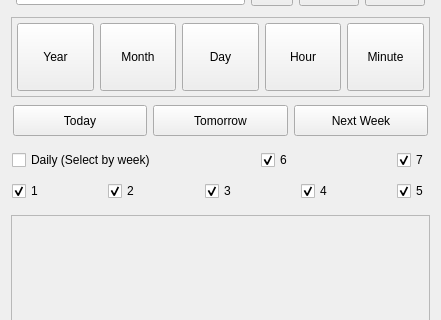
Qt form src/TodoAlarm.ui (ic005k/Knot-Legacy) before a commit; both pictures show x 0 to 441 and y 91 to 411 of the 441 by 545 pixel window.
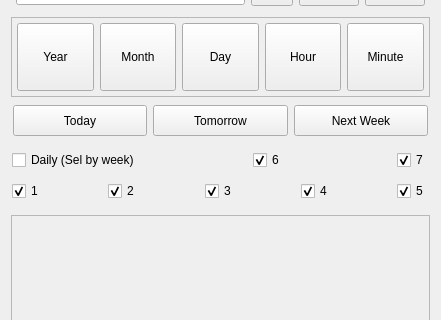
The same form after that commit.

```diff
--- a/src/TodoAlarm.ui
+++ b/src/TodoAlarm.ui
@@ -6,7 +6,7 @@
    <rect>
     <x>0</x>
     <y>0</y>
-    <width>400</width>
+    <width>440</width>
     <height>545</height>
    </rect>
   </property>
@@ -366,7 +366,7 @@
         <item>
          <widget class="QCheckBox" name="chkDaily">
           <property name="text">
-           <string>Daily (Select by week)</string>
+           <string>Daily (Sel by week)</string>
           </property>
          </widget>
         </item>
```
